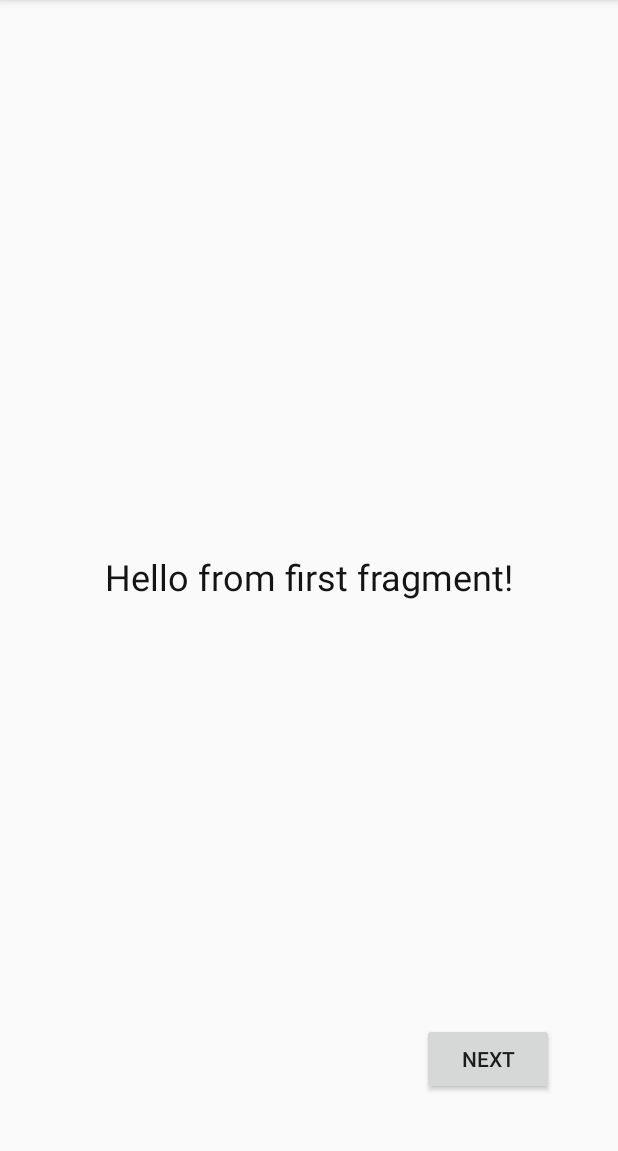
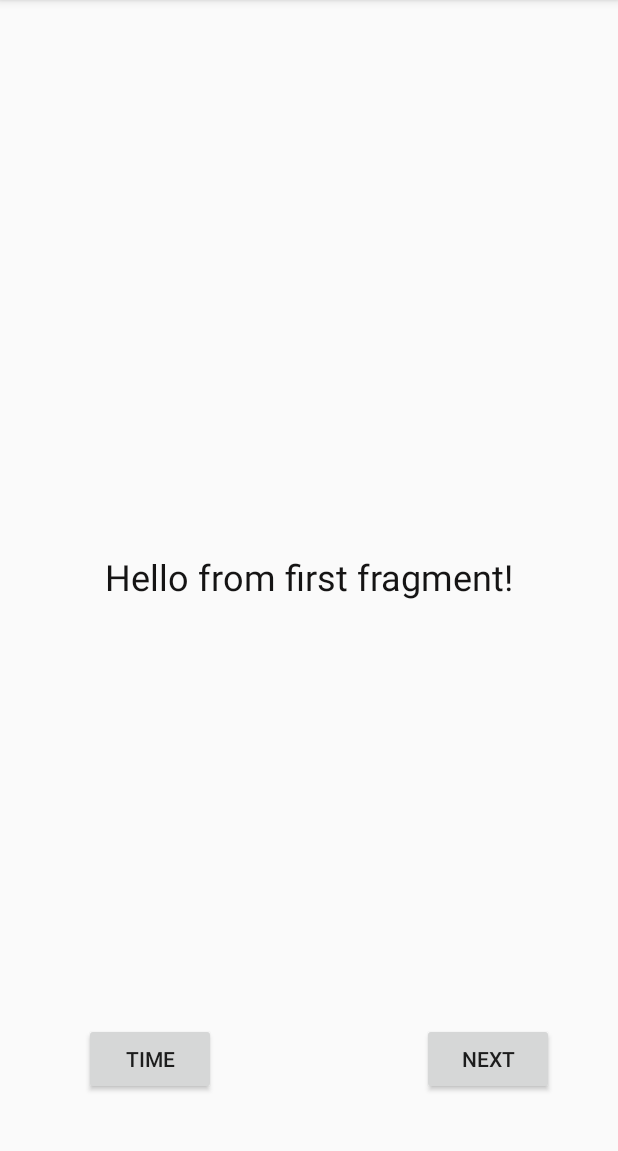
Before and after one commit to zhuravel-dev/BeautifulCountry, an Android app: the screen it shows after launch (MainActivity), on a phone screen of 412 x 824 dp, the part 84-1235 px from its top. Run offline under Robolectric (Android 15) with nearby library versions, the phone set to English and light mode, and no system bars.

Commit message:
Start create TimePickerDialog

```diff
--- a/app/src/main/res/layout/fragment_first.xml
+++ b/app/src/main/res/layout/fragment_first.xml
@@ -20,6 +20,18 @@
         app:layout_constraintTop_toTopOf="parent" />
 
     <Button
+        android:id="@+id/btnTime"
+        android:layout_width="wrap_content"
+        android:layout_height="wrap_content"
+        android:text="@string/button_time"
+        app:layout_constraintBottom_toBottomOf="parent"
+        app:layout_constraintEnd_toEndOf="parent"
+        app:layout_constraintHorizontal_bias="0.173"
+        app:layout_constraintStart_toStartOf="parent"
+        app:layout_constraintTop_toTopOf="parent"
+        app:layout_constraintVertical_bias="0.947" />
+
+    <Button
         android:id="@+id/button"
         android:layout_width="wrap_content"
         android:layout_height="wrap_content"
--- a/app/src/main/res/values/strings.xml
+++ b/app/src/main/res/values/strings.xml
@@ -2,4 +2,5 @@
     <string name="app_name">Study Project RnC</string>
     <string name="hello_blank_fragment">Hello from first fragment!</string>
     <string name="button_next">Next</string>
+    <string name="button_time">Time</string>
 </resources>
```
